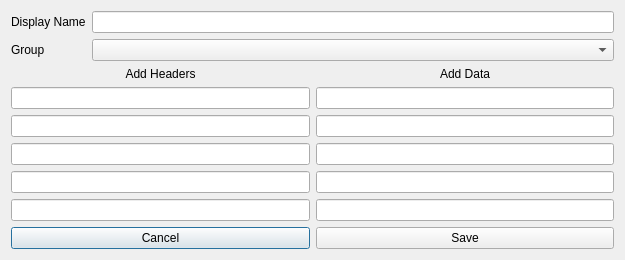
The window that designs/xml/vault_add_window.ui (daniel-deru/WorkMate-3.0) describes before a commit, drawn with Qt 5.
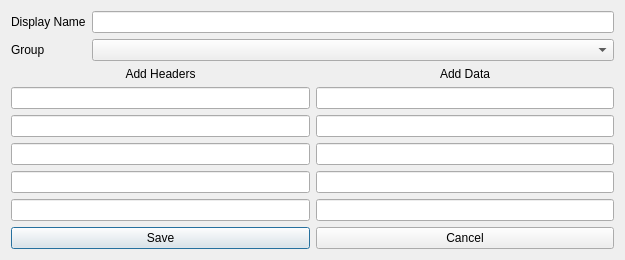
The same window after the commit.

Commit message: made UI changes to be more consitent on button placement. added filter to filter vault items

The edit to the form file:
```diff
--- a/designs/xml/vault_add_window.ui
+++ b/designs/xml/vault_add_window.ui
@@ -119,22 +119,22 @@
    <item>
     <layout class="QHBoxLayout" name="hbox_data">
      <item>
-      <widget class="QPushButton" name="btn_cancel">
+      <widget class="QPushButton" name="btn_save">
        <property name="cursor">
         <cursorShape>PointingHandCursor</cursorShape>
        </property>
        <property name="text">
-        <string>Cancel</string>
+        <string>Save</string>
        </property>
       </widget>
      </item>
      <item>
-      <widget class="QPushButton" name="btn_save">
+      <widget class="QPushButton" name="btn_cancel">
        <property name="cursor">
         <cursorShape>PointingHandCursor</cursorShape>
        </property>
        <property name="text">
-        <string>Save</string>
+        <string>Cancel</string>
        </property>
       </widget>
      </item>
```
The commit also changes 17 other files.
